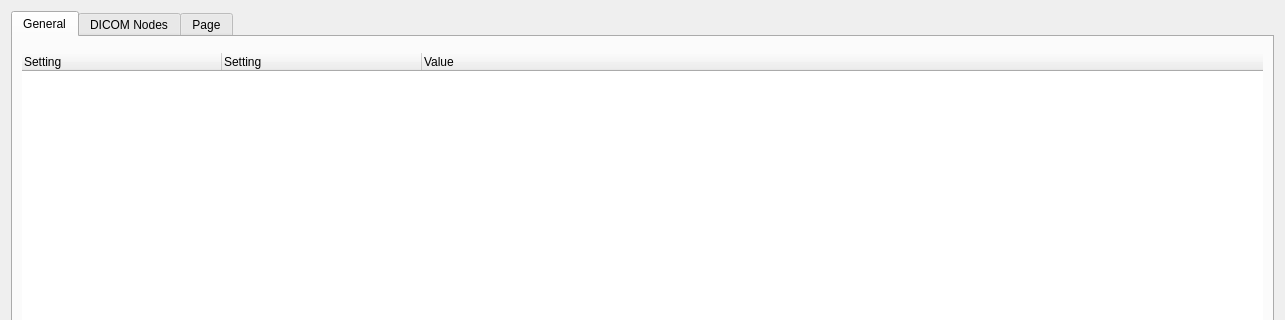
First picture: the form in services/ui/forms/configuration.ui, repository mri4all/console, before the edit; both pictures show x 0 to 1285 and y 0 to 320 of the 1285 by 725 pixel window.
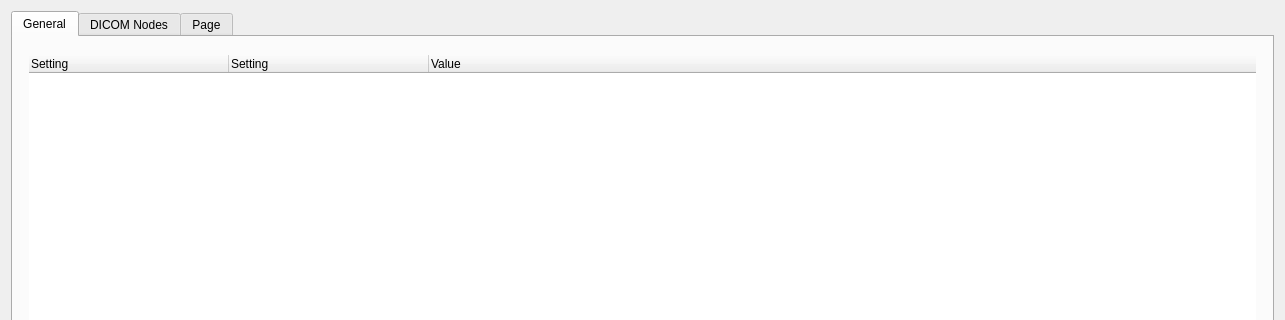
Second picture: the form after the edit.

What changed in the file:
```diff
--- a/services/ui/forms/configuration.ui
+++ b/services/ui/forms/configuration.ui
@@ -27,7 +27,13 @@
        <string>General</string>
       </attribute>
       <layout class="QHBoxLayout" name="horizontalLayout_4">
+       <property name="leftMargin">
+        <number>16</number>
+       </property>
        <property name="topMargin">
+        <number>18</number>
+       </property>
+       <property name="rightMargin">
         <number>16</number>
        </property>
        <item>
```
